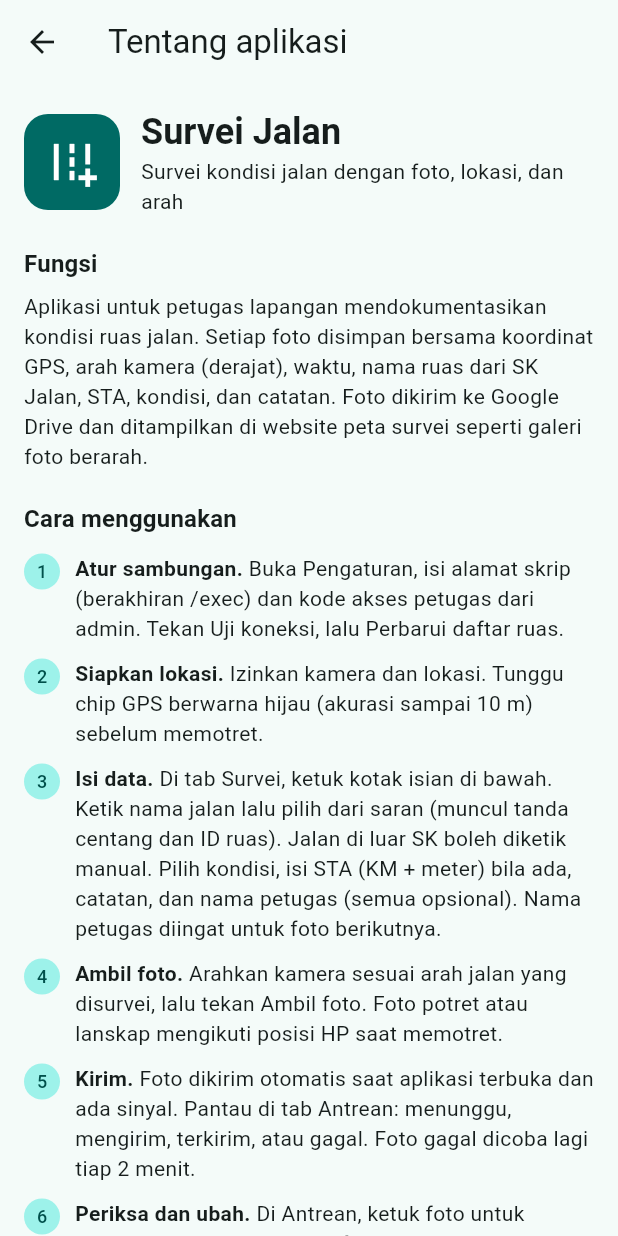
After one commit to frimadi/PetaSurvei-App, a Flutter app: the screen it shows after launch, item 3 of the bottom bar chosen, after a tap on "Tentang aplikasi dan panduan", on a phone screen of 412 x 824 dp. The commit adds this screen. Run offline on Flutter 3.47's test engine with Material 3 defaults, Android fonts, the phone set to English and light mode, and no system bars; our stand-ins replace camera, geolocator, sensors_plus, shared_preferences.

Commit message:
Add files via upload

```diff
--- a/app_src/lib/gudang.dart
+++ b/app_src/lib/gudang.dart
@@ -44,6 +44,7 @@ class Titik {
   String sta;
   String kondisi;
   String catatan;
+  String petugas; // nama petugas (opsional, diketik petugas sendiri)
   String status; // menunggu | mengirim | terkirim | gagal
   String galat;
   bool ubahTertunda; // data diubah setelah terkirim, perubahan belum sampai ke Drive
@@ -62,6 +63,7 @@ class Titik {
     this.sta = '',
     required this.kondisi,
     this.catatan = '',
+    this.petugas = '',
     this.status = 'menunggu',
     this.galat = '',
     this.ubahTertunda = false,
@@ -81,6 +83,7 @@ class Titik {
         'sta': sta,
         'kondisi': kondisi,
         'catatan': catatan,
+        'petugas': petugas,
         'status': status,
         'galat': galat,
         'ubahTertunda': ubahTertunda,
@@ -100,6 +103,7 @@ class Titik {
         sta: (j['sta'] as String?) ?? '',
         kondisi: (j['kondisi'] as String?) ?? daftarKondisi.first,
         catatan: (j['catatan'] as String?) ?? '',
+        petugas: (j['petugas'] as String?) ?? '',
         status: (j['status'] as String?) ?? 'menunggu',
         galat: (j['galat'] as String?) ?? '',
         ubahTertunda: (j['ubahTertunda'] as bool?) ?? false,
--- a/app_src/lib/halaman_antrean.dart
+++ b/app_src/lib/halaman_antrean.dart
@@ -177,7 +177,7 @@ class _HalamanAntreanState extends State<HalamanAntrean> {
 
 /// Kumpulan isian satu foto di layar detail (disimpan agar tidak hilang saat digeser).
 class _Isian {
-  final TextEditingController ruas, catatan, arah, km, meter;
+  final TextEditingController ruas, catatan, arah, km, meter, petugas;
   String kondisi;
   String idRuas;
   final String staLama; // STA tersimpan yang tidak berpola KM+MMM (ditampilkan sebagai catatan)
@@ -185,6 +185,7 @@ class _Isian {
   _Isian(Titik t)
       : ruas = TextEditingController(text: t.ruas),
         catatan = TextEditingController(text: t.catatan),
+        petugas = TextEditingController(text: t.petugas),
         arah = TextEditingController(text: t.bearing.toString()),
         km = TextEditingController(text: pecahSta(t.sta)?.km ?? ''),
         meter = TextEditingController(text: pecahSta(t.sta)?.meter ?? ''),
@@ -197,6 +198,7 @@ class _Isian {
   void buang() {
     ruas.dispose();
     catatan.dispose();
+    petugas.dispose();
     arah.dispose();
     km.dispose();
     meter.dispose();
@@ -257,6 +259,7 @@ class _HalamanDetailState extends State<HalamanDetail> {
 
     final ruas = i.ruas.text.trim();
     final cat = i.catatan.text.trim();
+    final pet = i.petugas.text.trim();
     final a = int.tryParse(i.arah.text.trim());
     final staBerubah = i.km.text.trim() != i.kmAwal || i.meter.text.trim() != i.meterAwal;
     final sta = susunSta(i.km.text, i.meter.text);
@@ -270,6 +273,7 @@ class _HalamanDetailState extends State<HalamanDetail> {
         idBaru == t.idRuas &&
         staBaru == t.sta &&
         cat == t.catatan &&
+        pet == t.petugas &&
         i.kondisi == t.kondisi &&
         a != null &&
         a % 360 == t.bearing;
@@ -287,6 +291,7 @@ class _HalamanDetailState extends State<HalamanDetail> {
     t.idRuas = idBaru;
     t.sta = staBaru;
     t.catatan = cat;
+    t.petugas = pet;
     t.kondisi = i.kondisi;
     t.bearing = a % 360;
     i.kmAwal = i.km.text.trim();
@@ -450,6 +455,11 @@ class _HalamanDetailState extends State<HalamanDetail> {
           TextField(
               controller: i.catatan,
               decoration: const InputDecoration(labelText: 'Catatan', border: OutlineInputBorder())),
+          const SizedBox(height: 10),
+          TextField(
+              controller: i.petugas,
+              textCapitalization: TextCapitalization.words,
+              decoration: const InputDecoration(labelText: 'Nama petugas (opsional)', border: OutlineInputBorder())),
           const SizedBox(height: 16),
           Row(children: [
             Expanded(child: FilledButton(onPressed: _simpanTombol, child: const Text('Simpan'))),
--- a/app_src/lib/halaman_pengaturan.dart
+++ b/app_src/lib/halaman_pengaturan.dart
@@ -3,6 +3,8 @@ import 'package:flutter/material.dart';
 import 'package:http/http.dart' as http;
 import 'daftar_ruas.dart';
 import 'gudang.dart';
+import 'halaman_tentang.dart';
+import 'info_app.dart';
 
 class HalamanPengaturan extends StatefulWidget {
   final Gudang gudang;
@@ -65,6 +67,17 @@ class _HalamanPengaturanState extends State<HalamanPengaturan> {
     return Scaffold(
       appBar: AppBar(title: const Text('Pengaturan')),
       body: ListView(padding: const EdgeInsets.all(16), children: [
+        Card(
+          margin: EdgeInsets.zero,
+          child: ListTile(
+            leading: const Icon(Icons.menu_book_outlined),
+            title: const Text('Tentang aplikasi dan panduan'),
+            subtitle: const Text('Fungsi, cara pakai, versi, developer'),
+            trailing: const Icon(Icons.chevron_right),
+            onTap: () => Navigator.push(context, MaterialPageRoute(builder: (_) => const HalamanTentang())),
+          ),
+        ),
+        const SizedBox(height: 16),
         TextField(
           controller: _url,
           keyboardType: TextInputType.url,
@@ -150,8 +163,8 @@ class _HalamanPengaturanState extends State<HalamanPengaturan> {
           },
         ),
         const SizedBox(height: 24),
-        const Text('Peta Survei v0.5 (nama jalan dari SK Jalan, STA dua kolom, foto dikirim ke Drive lewat skrip).',
-            style: TextStyle(color: Colors.grey)),
+        Text('$namaAplikasi v$versiAplikasi',
+            style: const TextStyle(color: Colors.grey)),
       ]),
     );
   }
--- a/app_src/lib/halaman_survei.dart
+++ b/app_src/lib/halaman_survei.dart
@@ -34,6 +34,7 @@ class _HalamanSurveiState extends State<HalamanSurvei> with WidgetsBindingObserv
   final _meter = TextEditingController();
   String _idRuas = '';
   final _catatan = TextEditingController();
+  final _petugas = TextEditingController();
   String _kondisi = daftarKondisi.first;
   bool _sibuk = false;
 
@@ -43,6 +44,7 @@ class _HalamanSurveiState extends State<HalamanSurvei> with WidgetsBindingObserv
     WidgetsBinding.instance.addObserver(this);
     _ruas.text = widget.gudang.baca('ruas');
     _idRuas = _ruas.text.isEmpty ? '' : widget.gudang.baca('idRuas');
+    _petugas.text = widget.gudang.baca('petugas');
     final k = widget.gudang.baca('kondisi');
     if (daftarKondisi.contains(k)) _kondisi = k;
     _kompas.mulai();
@@ -64,6 +66,7 @@ class _HalamanSurveiState extends State<HalamanSurvei> with WidgetsBindingObserv
     _km.dispose();
     _meter.dispose();
     _catatan.dispose();
+    _petugas.dispose();
     super.dispose();
   }
 
@@ -204,11 +207,13 @@ class _HalamanSurveiState extends State<HalamanSurvei> with WidgetsBindingObserv
         sta: sta.teks,
         kondisi: _kondisi,
         catatan: _catatan.text.trim(),
+        petugas: _petugas.text.trim(),
       );
       await widget.gudang.tambah(t);
       await widget.gudang.tulis('ruas', t.ruas);
       await widget.gudang.tulis('idRuas', t.idRuas);
       await widget.gudang.tulis('kondisi', t.kondisi);
+      await widget.gudang.tulis('petugas', t.petugas);
       if (mounted) {
         _catatan.clear();
         _pesan('Foto tersimpan di HP.');
@@ -328,6 +333,15 @@ class _HalamanSurveiState extends State<HalamanSurvei> with WidgetsBindingObserv
                     controller: _catatan,
                     decoration:
                         const InputDecoration(labelText: 'Catatan (opsional)', border: OutlineInputBorder()),
+                  ),
+                  const SizedBox(height: 10),
+                  TextField(
+                    controller: _petugas,
+                    textCapitalization: TextCapitalization.words,
+                    decoration: const InputDecoration(
+                        labelText: 'Nama petugas (opsional)',
+                        helperText: 'Diingat untuk foto berikutnya',
+                        border: OutlineInputBorder()),
                   ),
                   const SizedBox(height: 12),
                   SizedBox(
--- /dev/null
+++ b/app_src/lib/halaman_tentang.dart
@@ -0,0 +1,97 @@
+import 'package:flutter/material.dart';
+import 'info_app.dart';
+
+/// Tentang aplikasi: fungsi, cara pakai, versi, dan developer.
+class HalamanTentang extends StatelessWidget {
+  const HalamanTentang({super.key});
+
+  Widget _judul(BuildContext c, String t) => Padding(
+        padding: const EdgeInsets.only(top: 20, bottom: 6),
+        child: Text(t, style: Theme.of(c).textTheme.titleMedium?.copyWith(fontWeight: FontWeight.w700)),
+      );
+
+  Widget _langkah(int n, String judul, String isi) => Padding(
+        padding: const EdgeInsets.symmetric(vertical: 5),
+        child: Row(crossAxisAlignment: CrossAxisAlignment.start, children: [
+          CircleAvatar(radius: 12, child: Text('$n', style: const TextStyle(fontSize: 12))),
+          const SizedBox(width: 10),
+          Expanded(
+            child: Text.rich(TextSpan(children: [
+              TextSpan(text: '$judul. ', style: const TextStyle(fontWeight: FontWeight.w600)),
+              TextSpan(text: isi),
+            ])),
+          ),
+        ]),
+      );
+
+  Widget _baris(String k, String v) => Padding(
+        padding: const EdgeInsets.symmetric(vertical: 3),
+        child: Row(crossAxisAlignment: CrossAxisAlignment.start, children: [
+          SizedBox(width: 96, child: Text(k, style: const TextStyle(color: Colors.black54))),
+          Expanded(child: Text(v)),
+        ]),
+      );
+
+  @override
+  Widget build(BuildContext context) {
+    final warna = Theme.of(context).colorScheme;
+    return Scaffold(
+      appBar: AppBar(title: const Text('Tentang aplikasi')),
+      body: ListView(padding: const EdgeInsets.fromLTRB(16, 16, 16, 32), children: [
+        Row(children: [
+          Container(
+            width: 64,
+            height: 64,
+            decoration: BoxDecoration(color: warna.primary, borderRadius: BorderRadius.circular(16)),
+            child: const Icon(Icons.add_road, color: Colors.white, size: 36),
+          ),
+          const SizedBox(width: 14),
+          Expanded(
+            child: Column(crossAxisAlignment: CrossAxisAlignment.start, children: [
+              Text(namaAplikasi, style: Theme.of(context).textTheme.headlineSmall?.copyWith(fontWeight: FontWeight.w700)),
+              const Text('Survei kondisi jalan dengan foto, lokasi, dan arah'),
+            ]),
+          ),
+        ]),
+        _judul(context, 'Fungsi'),
+        const Text(
+            'Aplikasi untuk petugas lapangan mendokumentasikan kondisi ruas jalan. Setiap foto disimpan '
+            'bersama koordinat GPS, arah kamera (derajat), waktu, nama ruas dari SK Jalan, STA, kondisi, '
+            'dan catatan. Foto dikirim ke Google Drive dan ditampilkan di website peta survei seperti '
+            'galeri foto berarah.'),
+        _judul(context, 'Cara menggunakan'),
+        _langkah(1, 'Atur sambungan',
+            'Buka Pengaturan, isi alamat skrip (berakhiran /exec) dan kode akses petugas dari admin. '
+            'Tekan Uji koneksi, lalu Perbarui daftar ruas.'),
+        _langkah(2, 'Siapkan lokasi',
+            'Izinkan kamera dan lokasi. Tunggu chip GPS berwarna hijau (akurasi sampai 10 m) sebelum memotret.'),
+        _langkah(3, 'Isi data',
+            'Di tab Survei, ketuk kotak isian di bawah. Ketik nama jalan lalu pilih dari saran (muncul tanda centang '
+            'dan ID ruas). Jalan di luar SK boleh diketik manual. Pilih kondisi, isi STA (KM + meter) bila ada, '
+            'catatan, dan nama petugas (semua opsional). Nama petugas diingat untuk foto berikutnya.'),
+        _langkah(4, 'Ambil foto',
+            'Arahkan kamera sesuai arah jalan yang disurvei, lalu tekan Ambil foto. Foto potret atau lanskap '
+            'mengikuti posisi HP saat memotret.'),
+        _langkah(5, 'Kirim',
+            'Foto dikirim otomatis saat aplikasi terbuka dan ada sinyal. Pantau di tab Antrean: menunggu, '
+            'mengirim, terkirim, atau gagal. Foto gagal dicoba lagi tiap 2 menit.'),
+        _langkah(6, 'Periksa dan ubah',
+            'Di Antrean, ketuk foto untuk melihat detail dan geser ke foto lain. Semua isian bisa diubah, termasuk '
+            'foto yang sudah terkirim (perubahan ikut dikirim ke Drive). Tahan foto untuk memilih dan menghapus dari HP.'),
+        _judul(context, 'Catatan penting'),
+        const Text(
+            '• Hapus dari HP tidak menghapus foto di Drive.\n'
+            '• Pengiriman hanya berjalan saat aplikasi terbuka.\n'
+            '• Arah kompas bisa meleset di dekat logam atau kabel; jauhkan HP dari benda tersebut saat memotret.\n'
+            '• Bila akurasi GPS di atas 20 m, aplikasi akan menanyakan apakah tetap ingin memotret.\n'
+            '• Foto di website dapat dilihat siapa saja yang memiliki tautannya; hindari memotret wajah dan plat nomor dari dekat.'),
+        _judul(context, 'Informasi aplikasi'),
+        _baris('Nama', namaAplikasi),
+        _baris('Versi', '$versiAplikasi (build $nomorBuild)'),
+        _baris('Developer', namaDeveloper),
+        _baris('Unit', '$unitDeveloper, Dinas PU Kabupaten Kotawaringin Timur'),
+        _baris('Data', 'Foto dan data survei disimpan di Google Drive dinas melalui Google Apps Script.'),
+      ]),
+    );
+  }
+}
--- /dev/null
+++ b/app_src/lib/info_app.dart
@@ -0,0 +1,6 @@
+/// Identitas aplikasi (dipakai di halaman Tentang dan Pengaturan).
+const namaAplikasi = 'Survei Jalan';
+const versiAplikasi = '0.6.0';
+const nomorBuild = '6';
+const namaDeveloper = 'FRIMADI CHANDRA, S.Si';
+const unitDeveloper = 'Bidang Bina Marga';
--- a/app_src/lib/main.dart
+++ b/app_src/lib/main.dart
@@ -15,18 +15,18 @@ Future<void> main() async {
   await gudang.muat();
   final daftarRuas = DaftarRuas(gudang);
   await daftarRuas.muat();
-  runApp(PetaSurveiApp(gudang: gudang, pengunggah: Pengunggah(gudang), daftarRuas: daftarRuas));
+  runApp(SurveiJalanApp(gudang: gudang, pengunggah: Pengunggah(gudang), daftarRuas: daftarRuas));
 }
 
-class PetaSurveiApp extends StatelessWidget {
+class SurveiJalanApp extends StatelessWidget {
   final Gudang gudang;
   final Pengunggah pengunggah;
   final DaftarRuas daftarRuas;
-  const PetaSurveiApp({super.key, required this.gudang, required this.pengunggah, required this.daftarRuas});
+  const SurveiJalanApp({super.key, required this.gudang, required this.pengunggah, required this.daftarRuas});
 
   @override
   Widget build(BuildContext context) => MaterialApp(
-        title: 'Peta Survei',
+        title: 'Survei Jalan',
         debugShowCheckedModeBanner: false,
         theme: ThemeData(useMaterial3: true, colorSchemeSeed: const Color(0xFF2F6F6A)),
         home: Beranda(gudang: gudang, pengunggah: pengunggah, daftarRuas: daftarRuas),
--- a/app_src/lib/pengunggah.dart
+++ b/app_src/lib/pengunggah.dart
@@ -61,7 +61,7 @@ class Pengunggah extends ChangeNotifier {
     return null;
   }
 
-  String _tandaUbah(Titik t) => '${t.ruas}|${t.idRuas}|${t.sta}|${t.kondisi}|${t.catatan}|${t.bearing}';
+  String _tandaUbah(Titik t) => '${t.ruas}|${t.idRuas}|${t.sta}|${t.kondisi}|${t.catatan}|${t.bearing}|${t.petugas}';
 
   /// Mengirim semua foto berstatus menunggu/gagal, lalu perubahan data foto yang sudah terkirim.
   /// Berhenti pada kegagalan pertama (mis. tanpa sinyal) agar tidak memboroskan baterai.
@@ -127,6 +127,7 @@ class Pengunggah extends ChangeNotifier {
           'sta': t.sta,
           'kondisi': t.kondisi,
           'catatan': t.catatan,
+          'petugas': t.petugas,
         },
         'foto': {'mime': 'image/jpeg', 'dataBase64': base64Encode(kecil)},
       });
@@ -172,6 +173,7 @@ class Pengunggah extends ChangeNotifier {
           'sta': t.sta,
           'kondisi': t.kondisi,
           'catatan': t.catatan,
+          'petugas': t.petugas,
         },
       });
       final j = await _kirim(url, badan);
--- a/app_src/pubspec.yaml
+++ b/app_src/pubspec.yaml
@@ -1,7 +1,7 @@
 name: peta_survei_app
-description: Aplikasi survei foto bergeotag untuk Peta Survei.
+description: Survei Jalan - aplikasi survei foto bergeotag untuk Bina Marga.
 publish_to: none
-version: 0.5.0+5
+version: 0.6.0+6
 
 environment:
   sdk: ">=3.3.0 <4.0.0"
```
Also changed, not shown: app_icon/ic_launcher-hdpi.png (added), app_icon/ic_launcher-mdpi.png (added), app_icon/ic_launcher-xhdpi.png (added), app_icon/ic_launcher-xxhdpi.png (added), app_icon/ic_launcher-xxxhdpi.png (added), app_icon/ikon-512.png (added), 3 other files.
